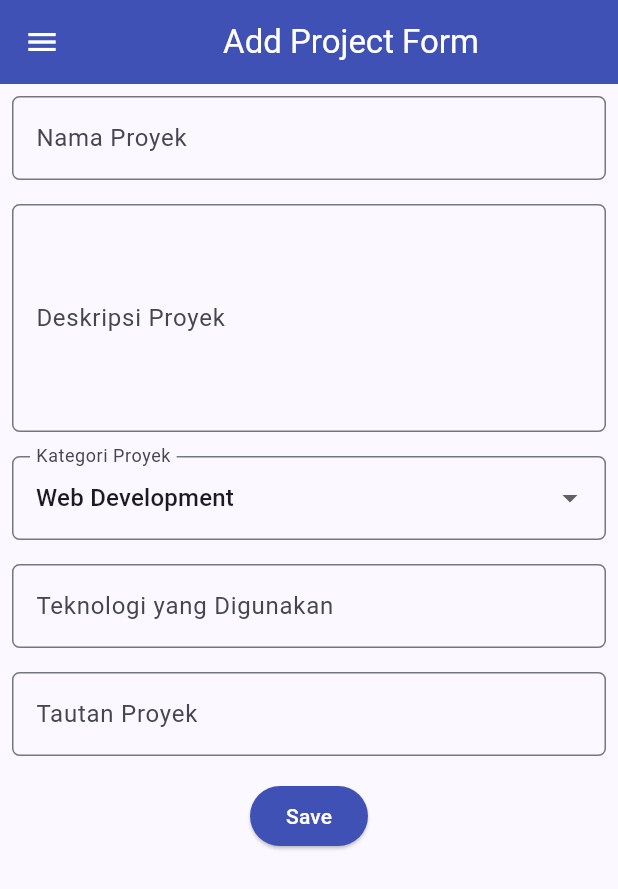
After one commit to zh4ck/myportofolio_mobile, a Flutter app: the ProjectFormPage screen opened directly, on a phone screen of 412 x 824 dp. The commit adds this screen. Shown: the top 889 px of the screen. Run offline on Flutter 3.47's test engine with Material 3 defaults, Android fonts, the phone set to English and light mode, and no system bars; our stand-ins replace material_ui.

Commit message:
feat(tutorial9): add project entry form

```diff
--- /dev/null
+++ b/lib/project_form.dart
@@ -0,0 +1,149 @@
+import 'package:material_ui/material_ui.dart';
+import 'package:myportofolio_mobile/widgets/left_drawer.dart';
+
+class ProjectFormPage extends StatefulWidget {
+  const ProjectFormPage({super.key});
+
+  @override
+  State<ProjectFormPage> createState() => _ProjectFormPageState();
+}
+
+class _ProjectFormPageState extends State<ProjectFormPage> {
+  final _formKey = GlobalKey<FormState>();
+  String _projectName = '';
+  String _description = '';
+  String _category = 'Web Development';
+  String _technologies = '';
+  String _projectLink = '';
+
+  final List<String> _categories = [
+    'Web Development',
+    'Mobile Development',
+    'Machine Learning',
+    'Data Science',
+    'Other',
+  ];
+
+  @override
+  Widget build(BuildContext context) {
+    return Scaffold(
+      appBar: AppBar(
+        title: const Center(child: Text('Add Project Form')),
+        backgroundColor: Colors.indigo,
+        foregroundColor: Colors.white,
+      ),
+      drawer: const LeftDrawer(),
+      body: Form(
+        key: _formKey,
+        child: SingleChildScrollView(
+          child: Column(
+            crossAxisAlignment: CrossAxisAlignment.start,
+            children: [
+              Padding(
+                padding: const EdgeInsets.all(8.0),
+                child: TextFormField(
+                  decoration: InputDecoration(
+                    hintText: 'Nama Proyek',
+                    labelText: 'Nama Proyek',
+                    border: OutlineInputBorder(borderRadius: BorderRadius.circular(5.0)),
+                  ),
+                  onChanged: (value) => setState(() => _projectName = value),
+                  validator: (value) => value == null || value.trim().isEmpty
+                      ? 'Nama proyek tidak boleh kosong!'
+                      : null,
+                ),
+              ),
+              Padding(
+                padding: const EdgeInsets.all(8.0),
+                child: TextFormField(
+                  maxLines: 5,
+                  decoration: InputDecoration(
+                    hintText: 'Deskripsi Proyek',
+                    labelText: 'Deskripsi Proyek',
+                    border: OutlineInputBorder(borderRadius: BorderRadius.circular(5.0)),
+                  ),
+                  onChanged: (value) => setState(() => _description = value),
+                  validator: (value) => value == null || value.trim().isEmpty
+                      ? 'Deskripsi proyek tidak boleh kosong!'
+                      : null,
+                ),
+              ),
+              Padding(
+                padding: const EdgeInsets.all(8.0),
+                child: DropdownButtonFormField<String>(
+                  decoration: InputDecoration(
+                    labelText: 'Kategori Proyek',
+                    border: OutlineInputBorder(borderRadius: BorderRadius.circular(5.0)),
+                  ),
+                  initialValue: 'Web Development',
+                  items: _categories
+                      .map((category) => DropdownMenuItem(value: category, child: Text(category)))
+                      .toList(),
+                  onChanged: (value) => setState(() => _category = value!),
+                ),
+              ),
+              Padding(
+                padding: const EdgeInsets.all(8.0),
+                child: TextFormField(
+                  decoration: InputDecoration(
+                    hintText: 'Contoh: Flutter, Django, Figma',
+                    labelText: 'Teknologi yang Digunakan',
+                    border: OutlineInputBorder(borderRadius: BorderRadius.circular(5.0)),
+                  ),
+                  onChanged: (value) => setState(() => _technologies = value),
+                ),
+              ),
+              Padding(
+                padding: const EdgeInsets.all(8.0),
+                child: TextFormField(
+                  decoration: InputDecoration(
+                    hintText: 'URL Proyek (opsional)',
+                    labelText: 'Tautan Proyek',
+                    border: OutlineInputBorder(borderRadius: BorderRadius.circular(5.0)),
+                  ),
+                  onChanged: (value) => setState(() => _projectLink = value),
+                ),
+              ),
+              Align(
+                alignment: Alignment.bottomCenter,
+                child: Padding(
+                  padding: const EdgeInsets.all(8.0),
+                  child: ElevatedButton(
+                    style: ButtonStyle(backgroundColor: WidgetStateProperty.all(Colors.indigo)),
+                    onPressed: () {
+                      if (_formKey.currentState!.validate()) {
+                        showDialog(
+                          context: context,
+                          builder: (context) => AlertDialog(
+                            title: const Text('Proyek berhasil ditambahkan!'),
+                            actions: [
+                              TextButton(
+                                onPressed: () {
+                                  Navigator.pop(context);
+                                  _formKey.currentState!.reset();
+                                  setState(() {
+                                    _projectName = '';
+                                    _description = '';
+                                    _category = 'Web Development';
+                                    _technologies = '';
+                                    _projectLink = '';
+                                  });
+                                },
+                                child: const Text('OK'),
+                              ),
+                            ],
+                          ),
+                        );
+                      }
+                    },
+                    child: const Text('Save', style: TextStyle(color: Colors.white)),
+                  ),
+                ),
+              ),
+            ],
+          ),
+        ),
+      ),
+    );
+  }
+}
--- a/lib/widgets/left_drawer.dart
+++ b/lib/widgets/left_drawer.dart
@@ -1,5 +1,6 @@
 import 'package:material_ui/material_ui.dart';
 import 'package:myportofolio_mobile/menu.dart';
+import 'package:myportofolio_mobile/project_form.dart';
 
 class LeftDrawer extends StatelessWidget {
   const LeftDrawer({super.key});
@@ -40,6 +41,16 @@ class LeftDrawer extends StatelessWidget {
               );
             },
           ),
+          ListTile(
+            leading: const Icon(Icons.add_circle_outline),
+            title: const Text('Add Project'),
+            onTap: () {
+              Navigator.pushReplacement(
+                context,
+                MaterialPageRoute(builder: (context) => const ProjectFormPage()),
+              );
+            },
+          ),
         ],
       ),
     );
```
